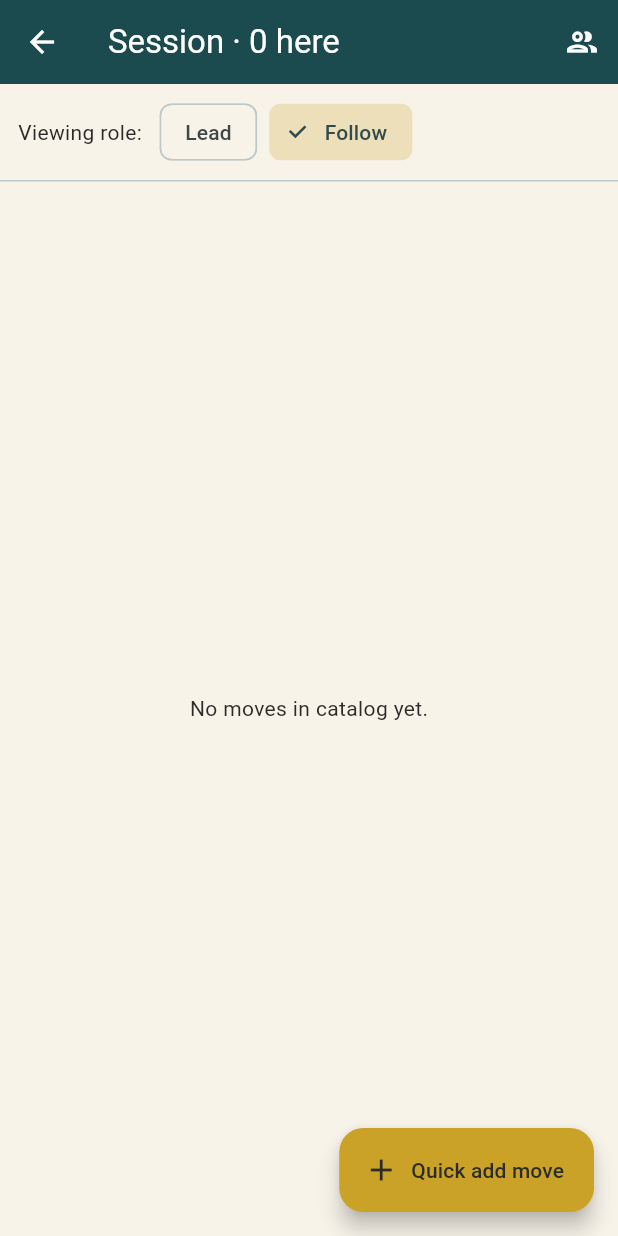
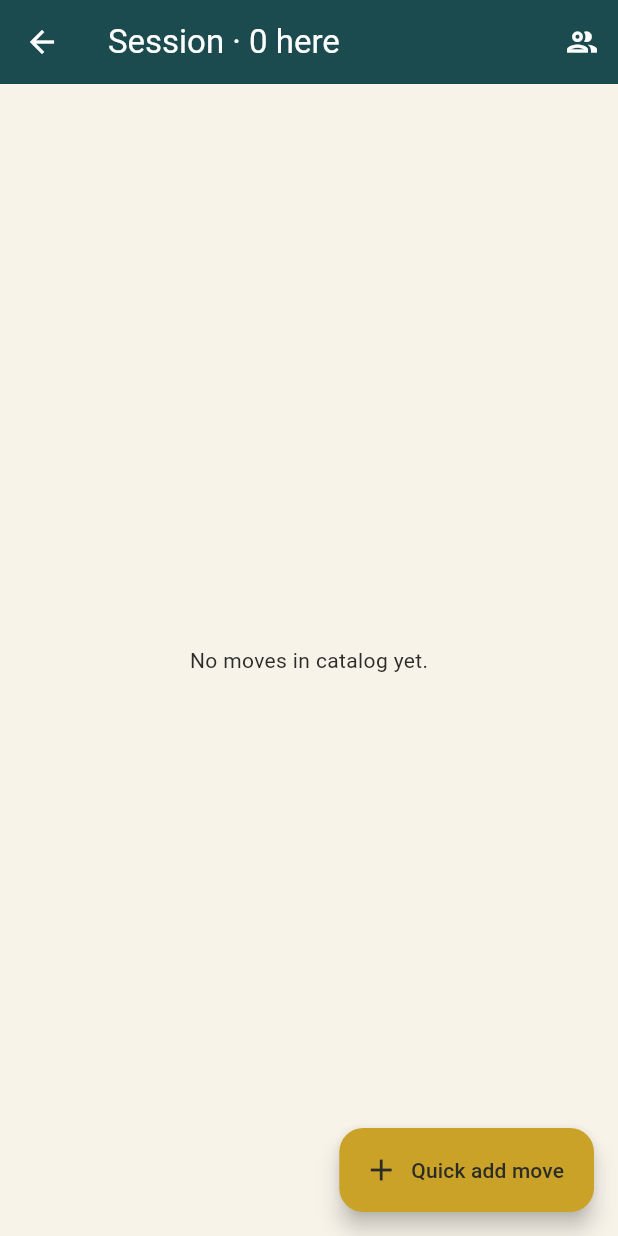
Before and after one commit to 501st-alpha1/swingbook, a Flutter app: the _SessionGrid screen opened directly with empty values, on a phone screen of 412 x 824 dp. Run offline on Flutter 3.47's test engine with Material 3 defaults, Android fonts, the phone set to English and light mode, and no system bars.

Commit message:
Set which role student doing for session

```diff
--- a/lib/screens/session_screen.dart
+++ b/lib/screens/session_screen.dart
@@ -14,7 +14,8 @@ class SessionScreen extends StatefulWidget {
 }
 
 class _SessionScreenState extends State<SessionScreen> {
-  final Set<String> _attendeeIds = {};
+  // studentId -> the role they're playing for this session
+  final Map<String, Role> _sessionRoles = {};
   bool _pickingAttendees = true;
 
   @override
@@ -24,23 +25,20 @@ class _SessionScreenState extends State<SessionScreen> {
     if (_pickingAttendees) {
       return _AttendeePicker(
         students: appState.students,
-        selected: _attendeeIds,
-        onToggle: (id) => setState(() {
-          if (_attendeeIds.contains(id)) {
-            _attendeeIds.remove(id);
+        sessionRoles: _sessionRoles,
+        onSetRole: (id, role) => setState(() {
+          if (role == null) {
+            _sessionRoles.remove(id);
           } else {
-            _attendeeIds.add(id);
+            _sessionRoles[id] = role;
           }
         }),
-        onStart: _attendeeIds.isEmpty ? null : () => setState(() => _pickingAttendees = false),
+        onStart: _sessionRoles.isEmpty ? null : () => setState(() => _pickingAttendees = false),
       );
     }
 
-    final attendees = appState.students.where((s) => _attendeeIds.contains(s.id)).toList()
-      ..sort((a, b) => a.name.compareTo(b.name));
-
     return _SessionGrid(
-      attendees: attendees,
+      sessionRoles: _sessionRoles,
       onEditAttendees: () => setState(() => _pickingAttendees = true),
     );
   }
@@ -49,14 +47,14 @@ class _SessionScreenState extends State<SessionScreen> {
 class _AttendeePicker extends StatelessWidget {
   const _AttendeePicker({
     required this.students,
-    required this.selected,
-    required this.onToggle,
+    required this.sessionRoles,
+    required this.onSetRole,
     required this.onStart,
   });
 
   final List<Student> students;
-  final Set<String> selected;
-  final ValueChanged<String> onToggle;
+  final Map<String, Role> sessionRoles;
+  final void Function(String studentId, Role? role) onSetRole;
   final VoidCallback? onStart;
 
   @override
@@ -81,17 +79,19 @@ class _AttendeePicker extends StatelessWidget {
               itemCount: sorted.length,
               itemBuilder: (context, i) {
                 final student = sorted[i];
-                final isSelected = selected.contains(student.id);
+                final assignedRole = sessionRoles[student.id];
                 final isDark = Theme.of(context).brightness == Brightness.dark;
                 final highlightColor = isDark ? AppTheme.goldDark : AppTheme.gold;
                 return Card(
                   margin: const EdgeInsets.symmetric(horizontal: 12, vertical: 4),
-                  color: isSelected ? highlightColor.withValues(alpha: isDark ? 0.2 : 0.15) : null,
-                  child: CheckboxListTile(
+                  color: assignedRole != null ? highlightColor.withValues(alpha: isDark ? 0.2 : 0.15) : null,
+                  child: ListTile(
                     title: Text(student.name),
-                    value: isSelected,
-                    onChanged: (_) => onToggle(student.id),
-                    controlAffinity: ListTileControlAffinity.leading,
+                    trailing: _RoleToggle(
+                      student: student,
+                      assignedRole: assignedRole,
+                      onSetRole: (role) => onSetRole(student.id, role),
+                    ),
                   ),
                 );
               },
@@ -103,7 +103,7 @@ class _AttendeePicker extends StatelessWidget {
             onPressed: onStart,
             icon: const Icon(Icons.play_arrow),
             label: Text(
-              selected.isEmpty ? 'Select attendees to start' : 'Start session (${selected.length})',
+              sessionRoles.isEmpty ? 'Assign roles to start' : 'Start session (${sessionRoles.length})',
             ),
           ),
         ),
@@ -112,93 +112,119 @@ class _AttendeePicker extends StatelessWidget {
   }
 }
 
-class _SessionGrid extends StatefulWidget {
-  const _SessionGrid({required this.attendees, required this.onEditAttendees});
+/// Lets you pick the session role for a student. If the student only has
+/// one role on their profile, only that option is offered.
+class _RoleToggle extends StatelessWidget {
+  const _RoleToggle({
+    required this.student,
+    required this.assignedRole,
+    required this.onSetRole,
+  });
 
-  final List<Student> attendees;
-  final VoidCallback onEditAttendees;
+  final Student student;
+  final Role? assignedRole;
+  final ValueChanged<Role?> onSetRole;
 
   @override
-  State<_SessionGrid> createState() => _SessionGridState();
+  Widget build(BuildContext context) {
+    final availableRoles = student.roles.toList()..sort((a, b) => a.name.compareTo(b.name));
+
+    if (availableRoles.isEmpty) {
+      return Text(
+        'No roles set',
+        style: Theme.of(context).textTheme.bodySmall?.copyWith(color: Colors.grey),
+      );
+    }
+
+    return Wrap(
+      spacing: 6,
+      children: availableRoles.map((role) {
+        final isSelected = assignedRole == role;
+        return ChoiceChip(
+          label: Text(role == Role.lead ? 'Lead' : 'Follow'),
+          selected: isSelected,
+          onSelected: (sel) => onSetRole(sel ? role : null),
+        );
+      }).toList(),
+    );
+  }
 }
 
-class _SessionGridState extends State<_SessionGrid> {
-  Role _roleView = Role.follow;
+class _SessionGrid extends StatelessWidget {
+  const _SessionGrid({required this.sessionRoles, required this.onEditAttendees});
+
+  final Map<String, Role> sessionRoles;
+  final VoidCallback onEditAttendees;
 
   @override
   Widget build(BuildContext context) {
     final appState = context.watch<AppState>();
     final moves = [...appState.catalog]..sort((a, b) => a.name.compareTo(b.name));
 
-    // Refresh attendee data from latest app state (in case of edits elsewhere).
-    final attendeeIds = widget.attendees.map((s) => s.id).toSet();
-    final attendees = appState.students.where((s) => attendeeIds.contains(s.id)).toList()
-      ..sort((a, b) => a.name.compareTo(b.name));
-
-    final visibleAttendees = attendees.where((s) => s.roles.contains(_roleView)).toList();
+    // Pull latest student records (in case of edits elsewhere) and pair each
+    // with their assigned session role.
+    final byId = {for (final s in appState.students) s.id: s};
+    final leads = <Student>[];
+    final follows = <Student>[];
+    for (final entry in sessionRoles.entries) {
+      final student = byId[entry.key];
+      if (student == null) continue;
+      if (entry.value == Role.lead) {
+        leads.add(student);
+      } else {
+        follows.add(student);
+      }
+    }
+    leads.sort((a, b) => a.name.compareTo(b.name));
+    follows.sort((a, b) => a.name.compareTo(b.name));
 
     return Scaffold(
       appBar: AppBar(
-        title: Text('Session · ${attendees.length} here'),
+        title: Text('Session · ${sessionRoles.length} here'),
         actions: [
           IconButton(
             icon: const Icon(Icons.group_outlined),
             tooltip: 'Edit attendees',
-            onPressed: widget.onEditAttendees,
+            onPressed: onEditAttendees,
           ),
         ],
       ),
-      body: Column(
-        children: [
-          Padding(
-            padding: const EdgeInsets.symmetric(horizontal: 12, vertical: 8),
-            child: Row(
+      body: moves.isEmpty
+          ? const Center(child: Text('No moves in catalog yet.'))
+          : ListView(
+              padding: const EdgeInsets.only(bottom: 88),
               children: [
-                const Text('Viewing role: '),
-                const SizedBox(width: 8),
-                ChoiceChip(
-                  label: const Text('Lead'),
-                  selected: _roleView == Role.lead,
-                  onSelected: (_) => setState(() => _roleView = Role.lead),
-                ),
-                const SizedBox(width: 8),
-                ChoiceChip(
-                  label: const Text('Follow'),
-                  selected: _roleView == Role.follow,
-                  onSelected: (_) => setState(() => _roleView = Role.follow),
-                ),
+                if (leads.isNotEmpty) ...[
+                  _SectionHeader(label: 'Leads'),
+                  _Grid(moves: moves, attendees: leads, role: Role.lead),
+                ],
+                if (follows.isNotEmpty) ...[
+                  _SectionHeader(label: 'Follows'),
+                  _Grid(moves: moves, attendees: follows, role: Role.follow),
+                ],
               ],
             ),
-          ),
-          const Divider(height: 1),
-          if (moves.isEmpty)
-            const Expanded(child: Center(child: Text('No moves in catalog yet.')))
-          else if (visibleAttendees.isEmpty)
-            Expanded(
-              child: Center(
-                child: Padding(
-                  padding: const EdgeInsets.all(24),
-                  child: Text(
-                    'None of tonight\'s attendees dance ${_roleView == Role.lead ? "Lead" : "Follow"}.',
-                    textAlign: TextAlign.center,
-                  ),
-                ),
-              ),
-            )
-          else
-            Expanded(
-              child: _Grid(
-                moves: moves,
-                attendees: visibleAttendees,
-                role: _roleView,
-              ),
-            ),
-        ],
-      ),
       floatingActionButton: FloatingActionButton.extended(
         onPressed: () => _showQuickAddMove(context),
         icon: const Icon(Icons.add),
         label: const Text('Quick add move'),
+      ),
+    );
+  }
+}
+
+class _SectionHeader extends StatelessWidget {
+  const _SectionHeader({required this.label});
+
+  final String label;
+
+  @override
+  Widget build(BuildContext context) {
+    return Padding(
+      padding: const EdgeInsets.fromLTRB(12, 16, 12, 4),
+      child: Text(
+        label,
+        style: Theme.of(context).textTheme.titleMedium?.copyWith(fontWeight: FontWeight.bold),
       ),
     );
   }
```
